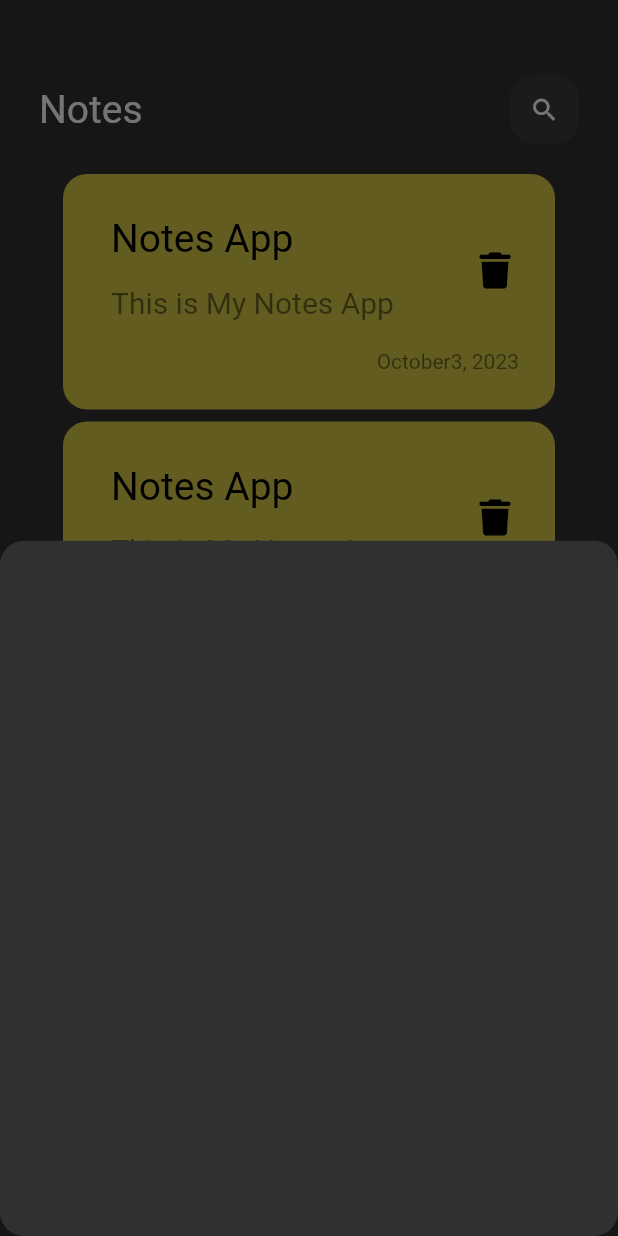
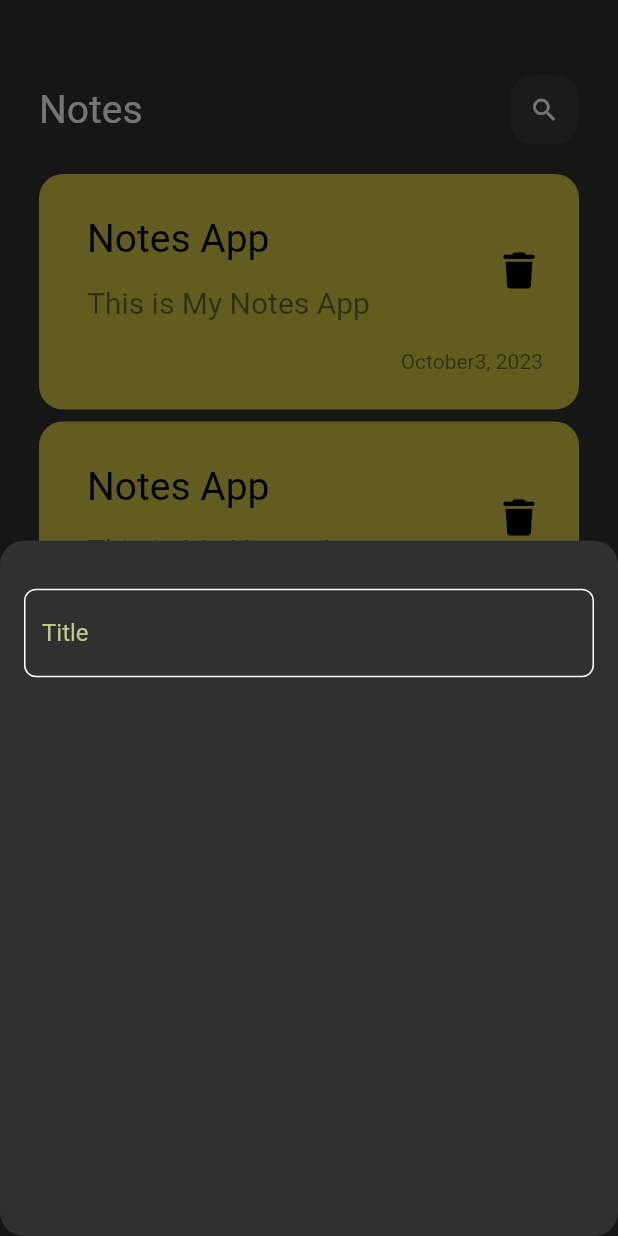
Before and after one commit to RadwaAshraf1/notes_app, a Flutter app: the screen it shows after launch, after a tap on the "add" icon, on a phone screen of 412 x 824 dp. Run offline on Flutter 3.47's test engine with Material 2 defaults, Android fonts, the phone set to English and light mode, and no system bars; our stand-ins replace font_awesome_flutter; Roboto replaces fonts that are missing (assets/fonts/Poppins-Regular.ttf).

Commit message:
create textfield and create my primary color

```diff
--- a/lib/add_note_buttom_sheet.dart
+++ b/lib/add_note_buttom_sheet.dart
@@ -1,12 +1,20 @@
 import 'package:flutter/material.dart';
+import 'package:notesapp/views/custom_text_field.dart';
 
 class AddNoteButtomSheet extends StatelessWidget {
   const AddNoteButtomSheet({super.key});
 
   @override
   Widget build(BuildContext context) {
-    return Container(
-
+    return const Padding(
+      padding: EdgeInsets.symmetric(horizontal: 16),
+      child: Column(
+        children: [
+          SizedBox(
+            height: 32),
+          CustomTextField(),
+        ],
+      ),
     );
   }
 }
--- /dev/null
+++ b/lib/views/colors.dart
@@ -0,0 +1,3 @@
+import 'package:flutter/material.dart';
+
+const primaryColor =  Color.fromARGB(255, 190, 199, 140);
--- /dev/null
+++ b/lib/views/custom_text_field.dart
@@ -0,0 +1,30 @@
+import 'package:flutter/material.dart';
+import 'package:notesapp/views/colors.dart';
+
+class CustomTextField extends StatelessWidget {
+  const CustomTextField({super.key});
+
+  @override
+  Widget build(BuildContext context) {
+    return TextField(
+      cursorColor: primaryColor,
+      decoration: InputDecoration(
+        hintText: 'Title',
+        hintStyle: const TextStyle(color: primaryColor),
+        border: buildBorder(),
+        enabledBorder: buildBorder(),
+        focusedBorder: buildBorder(primaryColor),
+
+        ),
+    );
+  }
+
+  OutlineInputBorder buildBorder([color]) {
+    return OutlineInputBorder(
+      borderRadius: BorderRadius.circular(8),
+      borderSide:  BorderSide(
+        color: color ?? Colors.white,
+        )
+      );
+  }
+}
--- a/lib/views/note_listview.dart
+++ b/lib/views/note_listview.dart
@@ -7,8 +7,9 @@ class NoteListView extends StatelessWidget {
   @override
   Widget build(BuildContext context) {
     return Padding(
-      padding: const EdgeInsets.all(16.0),
+      padding: const EdgeInsets.symmetric(vertical:16),
       child: ListView.builder(
+        padding: EdgeInsets.zero,
         itemBuilder: ((context, index) {
           return const Padding(
             padding: EdgeInsets.symmetric(vertical: 4.0),
--- a/lib/views/notes_view.dart
+++ b/lib/views/notes_view.dart
@@ -1,5 +1,6 @@
 import 'package:flutter/material.dart';
 import 'package:notesapp/add_note_buttom_sheet.dart';
+import 'package:notesapp/views/colors.dart';
 import 'package:notesapp/views/notes_view_body.dart';
 
 class NotesView extends StatelessWidget {
@@ -20,8 +21,7 @@ class NotesView extends StatelessWidget {
                 return const AddNoteButtomSheet();
               });
         },
-        backgroundColor: const Color.fromARGB(255, 0, 110, 99),
-        hoverColor: Colors.white,
+        backgroundColor:primaryColor,
         child: const Icon(Icons.add),
       ),
     );
```
